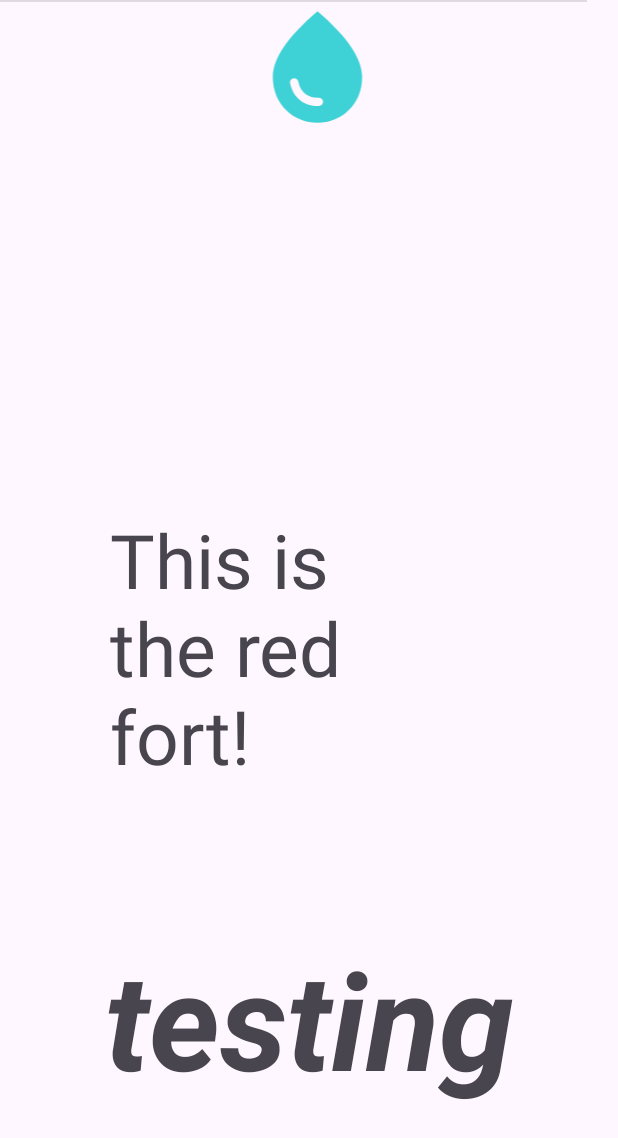
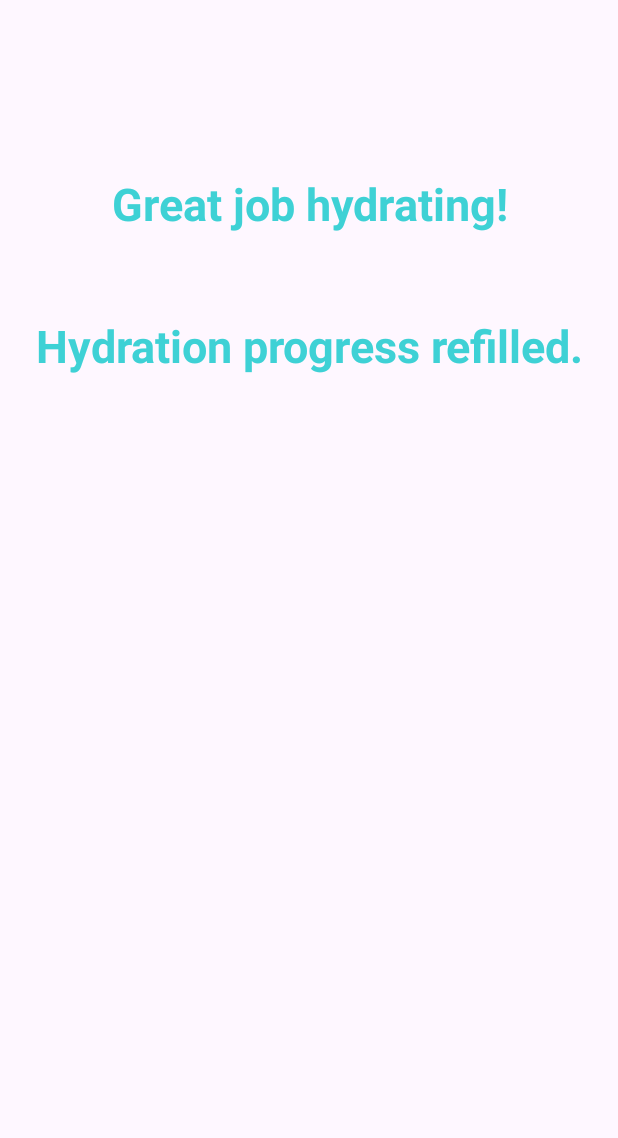
Before and after one commit to wolfs2024/Habit_tracker_application_EC327, an Android app: the WaterActivity screen opened directly, with no data from a screen before it, on a phone screen of 412 x 824 dp. Shown: the top 1138 px of the screen. Run offline under Robolectric (Android 15) with nearby library versions, the phone set to English and light mode, and no system bars.

Commit message:
added background and changed card text. will add characters soon.

```diff
--- a/app/src/main/res/layout/activity_main.xml
+++ b/app/src/main/res/layout/activity_main.xml
@@ -5,7 +5,7 @@
     android:id="@+id/main"
     android:layout_width="match_parent"
     android:layout_height="match_parent"
-    android:background="#4d4dff"
+    android:background="@drawable/bu_street"
     tools:context=".MainActivity" >
 
     <View
@@ -124,7 +124,7 @@
         android:layout_height="wrap_content"
         android:text="Habit Tracker"
         android:textAlignment="center"
-        android:textColor="#2196F3"
+        android:textColor="#DD1515"
         android:textSize="48sp"
         android:textStyle="bold"
         app:layout_constraintBottom_toBottomOf="@+id/view"
--- a/app/src/main/res/layout/activity_water.xml
+++ b/app/src/main/res/layout/activity_water.xml
@@ -8,54 +8,33 @@
     tools:context=".WaterActivity">
 
     <TextView
-        android:id="@+id/textView"
-        android:layout_width="220dp"
-        android:layout_height="193dp"
-        android:layout_marginStart="73dp"
-        android:layout_marginTop="119dp"
-        android:layout_marginEnd="100dp"
-        android:layout_marginBottom="291dp"
-        android:text="This is the red fort!"
-        android:textSize="50dp"
-        app:layout_constraintBottom_toBottomOf="parent"
-        app:layout_constraintEnd_toEndOf="parent"
-        app:layout_constraintHorizontal_bias="0.0"
-        app:layout_constraintStart_toStartOf="parent"
-        app:layout_constraintTop_toBottomOf="@+id/imageView"
-        app:layout_constraintVertical_bias="1.0" />
-
-    <ImageView
-        android:id="@+id/imageView"
-        android:layout_width="91dp"
-        android:layout_height="89dp"
-        android:layout_marginStart="92dp"
-        android:layout_marginEnd="136dp"
-        app:layout_constraintEnd_toEndOf="parent"
-        app:layout_constraintHorizontal_bias="0.797"
-        app:layout_constraintStart_toStartOf="parent"
-        app:srcCompat="@drawable/water_icon"
-        tools:layout_editor_absoluteY="98dp"
-        tools:ignore="MissingConstraints" />
-
-    <View
-        android:id="@+id/divider"
-        android:layout_width="391dp"
-        android:layout_height="1dp"
-        android:background="?android:attr/listDivider"
-        tools:layout_editor_absoluteX="1dp"
-        tools:layout_editor_absoluteY="256dp"
-        tools:ignore="MissingConstraints" />
-
-    <TextView
-        android:id="@+id/textView3"
+        android:id="@+id/textView4"
         android:layout_width="wrap_content"
         android:layout_height="wrap_content"
-        android:text="testing"
-        android:textSize="90dp"
-        android:textStyle="bold|italic"
+        android:text="Great job hydrating!"
+        android:textAlignment="center"
+        android:textColor="#3ED1D5"
+        android:textSize="30sp"
+        android:textStyle="bold"
         app:layout_constraintBottom_toBottomOf="parent"
         app:layout_constraintEnd_toEndOf="parent"
         app:layout_constraintStart_toStartOf="parent"
-        app:layout_constraintTop_toBottomOf="@+id/textView" />
+        app:layout_constraintTop_toTopOf="parent"
+        app:layout_constraintVertical_bias="0.147" />
 
+    <TextView
+        android:id="@+id/textView5"
+        android:layout_width="wrap_content"
+        android:layout_height="wrap_content"
+        android:layout_marginStart="8dp"
+        android:layout_marginTop="210dp"
+        android:layout_marginEnd="8dp"
+        android:text="Hydration progress refilled."
+        android:textAlignment="center"
+        android:textColor="#3ED1D5"
+        android:textSize="30sp"
+        android:textStyle="bold"
+        app:layout_constraintEnd_toEndOf="parent"
+        app:layout_constraintStart_toStartOf="parent"
+        app:layout_constraintTop_toTopOf="parent" />
 </androidx.constraintlayout.widget.ConstraintLayout>
```
Also changed, not shown: app/src/main/res/layout/activity_exercise.xml (+25 -13 lines), app/src/main/res/layout/activity_food.xml (+23 -18 lines), app/src/main/res/layout/activity_study.xml (+23 -13 lines), 1 other file.
